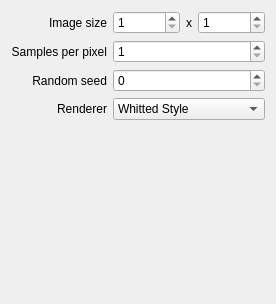
Old version of the form src/qt-frontend/CosyGui/rendersettingswindow.ui in the repository phresnel/picogen.
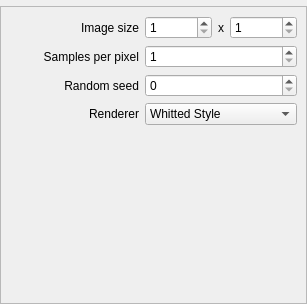
New version of the form. Custom widgets are drawn as their Qt base class.

Commit message: more layout tweaks (stash frame is now in production AND preview render settings)

What changed in the file:
```diff
--- a/src/qt-frontend/CosyGui/rendersettingswindow.ui
+++ b/src/qt-frontend/CosyGui/rendersettingswindow.ui
@@ -6,7 +6,7 @@
    <rect>
     <x>0</x>
     <y>0</y>
-    <width>252</width>
+    <width>307</width>
     <height>304</height>
    </rect>
   </property>
@@ -14,6 +14,18 @@
    <string>Form</string>
   </property>
   <layout class="QGridLayout" name="gridLayout">
+   <property name="margin">
+    <number>0</number>
+   </property>
+   <item row="1" column="0">
+    <widget class="QFrame" name="frame">
+     <property name="frameShape">
+      <enum>QFrame::StyledPanel</enum>
+     </property>
+     <property name="frameShadow">
+      <enum>QFrame::Raised</enum>
+     </property>
+     <layout class="QGridLayout" name="gridLayout_2">
    <item row="0" column="0">
     <widget class="QLabel" name="label">
      <property name="text">
@@ -34,17 +46,17 @@
      </property>
     </widget>
    </item>
-   <item row="2" column="2">
-    <widget class="QSpinBox" name="samplesPerPixelSpin">
-     <property name="minimum">
-      <number>1</number>
-     </property>
-     <property name="maximum">
-      <number>999999999</number>
-     </property>
-    </widget>
-   </item>
    <item row="5" column="0">
+       <widget class="QLabel" name="label_5">
+        <property name="text">
+         <string>Random seed</string>
+        </property>
+        <property name="alignment">
+         <set>Qt::AlignRight|Qt::AlignTrailing|Qt::AlignVCenter</set>
+        </property>
+       </widget>
+      </item>
+      <item row="6" column="0">
     <widget class="QLabel" name="label_4">
      <property name="text">
       <string>Renderer</string>
@@ -54,7 +66,55 @@
      </property>
     </widget>
    </item>
-   <item row="5" column="2">
+      <item row="0" column="1">
+       <layout class="QHBoxLayout" name="horizontalLayout">
+        <item>
+         <widget class="QSpinBox" name="widthSpin">
+          <property name="minimum">
+           <number>1</number>
+          </property>
+          <property name="maximum">
+           <number>999999999</number>
+          </property>
+         </widget>
+        </item>
+        <item>
+         <widget class="QLabel" name="label_2">
+          <property name="text">
+           <string>x</string>
+          </property>
+         </widget>
+        </item>
+        <item>
+         <widget class="QSpinBox" name="heightSpin">
+          <property name="minimum">
+           <number>1</number>
+          </property>
+          <property name="maximum">
+           <number>999999999</number>
+          </property>
+         </widget>
+        </item>
+       </layout>
+      </item>
+      <item row="2" column="1">
+       <widget class="QSpinBox" name="samplesPerPixelSpin">
+        <property name="minimum">
+         <number>1</number>
+        </property>
+        <property name="maximum">
+         <number>999999999</number>
+        </property>
+       </widget>
+      </item>
+      <item row="5" column="1">
+       <widget class="QSpinBox" name="seedSpin">
+        <property name="maximum">
+         <number>999999999</number>
+        </property>
+       </widget>
+      </item>
+      <item row="6" column="1">
     <widget class="QComboBox" name="comboBox">
      <item>
       <property name="text">
@@ -68,7 +128,7 @@
      </item>
     </widget>
    </item>
-   <item row="6" column="2">
+      <item row="7" column="1">
     <spacer name="verticalSpacer">
      <property name="orientation">
       <enum>Qt::Vertical</enum>
@@ -81,56 +141,29 @@
      </property>
     </spacer>
    </item>
-   <item row="4" column="0">
-    <widget class="QLabel" name="label_5">
-     <property name="text">
-      <string>Random seed</string>
-     </property>
-     <property name="alignment">
-      <set>Qt::AlignRight|Qt::AlignTrailing|Qt::AlignVCenter</set>
-     </property>
+     </layout>
     </widget>
    </item>
-   <item row="4" column="2">
-    <widget class="QSpinBox" name="seedSpin">
-     <property name="maximum">
-      <number>999999999</number>
+   <item row="0" column="0">
+    <widget class="StashFrame" name="stashFrame">
+     <property name="frameShape">
+      <enum>QFrame::StyledPanel</enum>
      </property>
-    </widget>
-   </item>
-   <item row="0" column="2">
-    <layout class="QHBoxLayout" name="horizontalLayout">
-     <item>
-      <widget class="QSpinBox" name="widthSpin">
-       <property name="minimum">
-        <number>1</number>
-       </property>
-       <property name="maximum">
-        <number>999999999</number>
-       </property>
-      </widget>
-     </item>
-     <item>
-      <widget class="QLabel" name="label_2">
-       <property name="text">
-        <string>x</string>
-       </property>
-      </widget>
-     </item>
-     <item>
-      <widget class="QSpinBox" name="heightSpin">
-       <property name="minimum">
-        <number>1</number>
-       </property>
-       <property name="maximum">
-        <number>999999999</number>
-       </property>
-      </widget>
-     </item>
-    </layout>
-   </item>
-  </layout>
+     <property name="frameShadow">
+      <enum>QFrame::Raised</enum>
+     </property>
+    </widget>
+   </item>
+  </layout>
  </widget>
+ <customwidgets>
+  <customwidget>
+   <class>StashFrame</class>
+   <extends>QFrame</extends>
+   <header>stashframe.hh</header>
+   <container>1</container>
+  </customwidget>
+ </customwidgets>
  <tabstops>
   <tabstop>widthSpin</tabstop>
   <tabstop>heightSpin</tabstop>
```
Left out of the diff: 3 changed lines with no effect on the pictures. Lines whose indentation alone changed are shown as unchanged. The commit also changes 6 other files.
